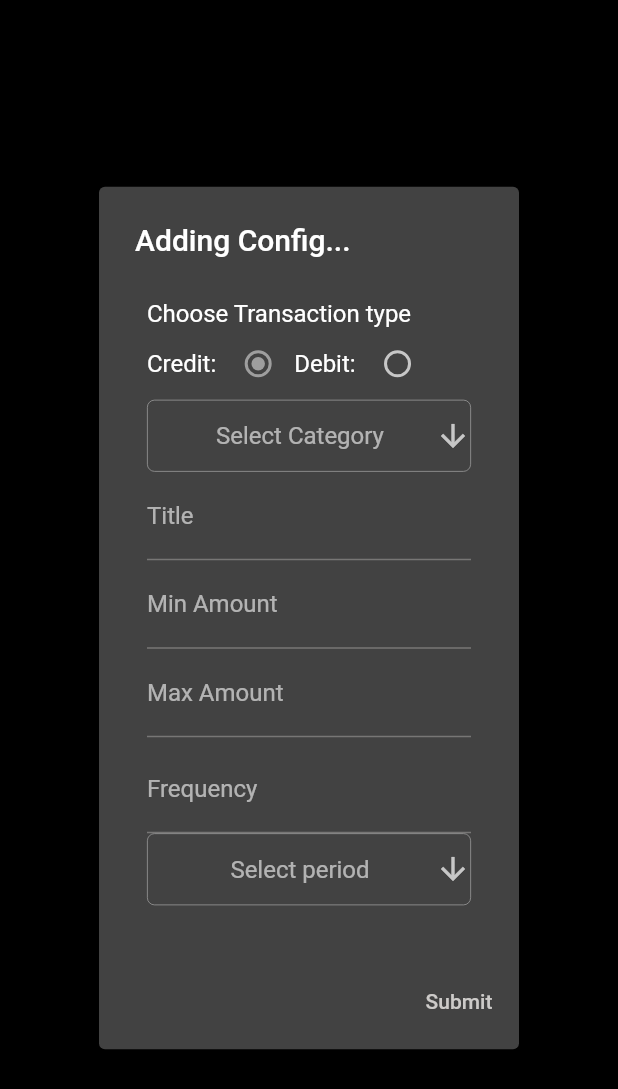
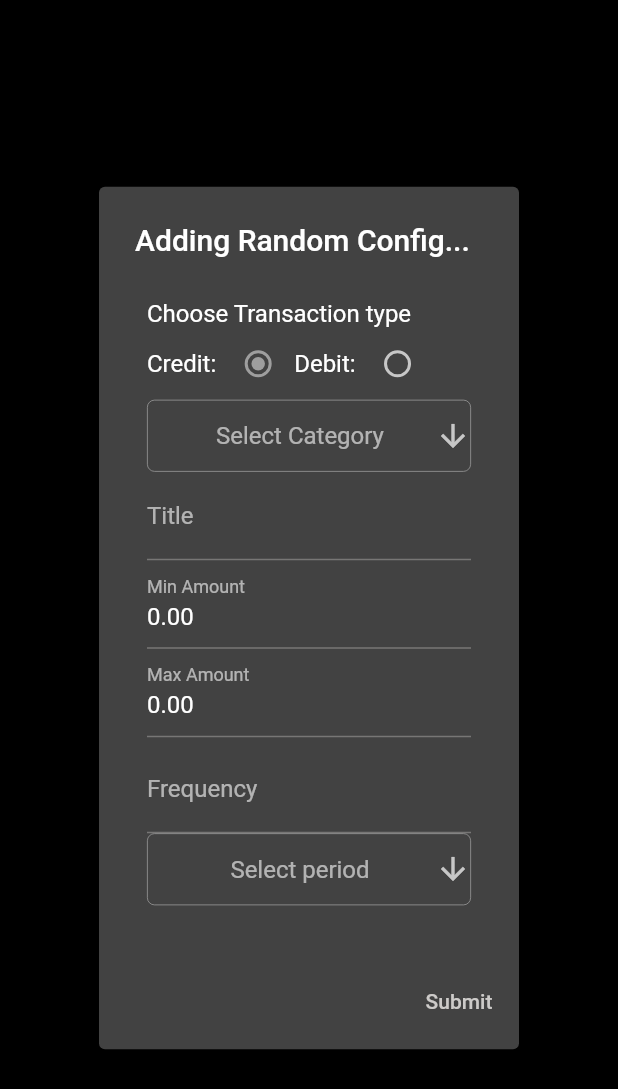
Before and after one commit to amlcloud/seeder, a Flutter app: the AddRandomConfig2 widget shown alone on an empty page, opened directly, after a tap on "Submit", on a phone screen of 412 x 824 dp. Shown: the top 1089 px of the screen. Run offline on Flutter 3.47's test engine with Material 2 defaults, Android fonts, the phone set to English and light mode, and no system bars; our stand-ins replace cloud_firestore, csv, data_table_2, equatable, firebase_auth, firebase_core and 4 more; missing offline and left inert: universal_html; accounts and stored records are empty; statements that could not run were skipped.

Commit message:
Accurate field

```diff
--- a/lib/dialogs/add_random_config2.dart
+++ b/lib/dialogs/add_random_config2.dart
@@ -5,8 +5,13 @@ import 'package:flutter_riverpod/flutter_riverpod.dart';
 import 'package:seeder/state/generic_state_notifier.dart';
 
 class AddRandomConfig2 extends ConsumerWidget {
-  final TextEditingController maxAmount_inp = TextEditingController();
-  final TextEditingController minAmount_inp = TextEditingController();
+  /// TextEditingController for Common
+  final List<TextEditingController> controllerList = [];
+  final List<String> fieldLables = [];
+  final TextEditingController maxAmount_inp =
+      TextEditingController.fromValue(TextEditingValue(text: "0.00"));
+  final TextEditingController minAmount_inp =
+      TextEditingController.fromValue(TextEditingValue(text: "0.00"));
   final TextEditingController title_inp = TextEditingController();
   final TextEditingController frequency_inp = TextEditingController();
 
@@ -39,12 +44,11 @@ class AddRandomConfig2 extends ConsumerWidget {
     List<String> categoryCredit = [
       'cash deposit',
       'cash deposit third party',
-      'interest',
       'cheque deposit',
-      'direct credit',
       'third party transfer'
     ];
     List<String> categoryDebit = [
+      'purchase',
       'payment',
       'cash withdrawal',
       'linked account transfer',
@@ -54,7 +58,7 @@ class AddRandomConfig2 extends ConsumerWidget {
 
     return AlertDialog(
       scrollable: true,
-      title: Text('Adding Config...'),
+      title: Text('Adding Random Config...'),
       content: Padding(
         padding: const EdgeInsets.all(8.0),
         child: Form(
@@ -85,6 +89,7 @@ class AddRandomConfig2 extends ConsumerWidget {
                   ),
                 ],
               ),
+
               DecoratedBox(
                 decoration: BoxDecoration(
                   border: Border.all(
@@ -135,42 +140,51 @@ class AddRandomConfig2 extends ConsumerWidget {
                     )
                   : Container(),
 
-              ref.watch(isRandomTransaction) == false &&
-                      ref.watch(categorySelector) != null
-                  ? ref.watch(categorySelector) == 'payment'
-                      ? TextFormField(
-                          controller: title_inp,
-                          decoration: InputDecoration(labelText: 'Beneficiary'),
-                        )
-                      : Column(
-                          children: <Widget>[
-                            TextFormField(
-                              controller: title_inp,
-                              decoration: InputDecoration(
-                                  labelText: 'Bank Name/Atm Name'),
-                            ),
-                            TextFormField(
-                              controller: minAmount_inp,
-                              inputFormatters: <TextInputFormatter>[
-                                FilteringTextInputFormatter.digitsOnly
-                              ],
-                              decoration:
-                                  InputDecoration(labelText: 'Bank BSB'),
-                            ),
-                            TextFormField(
-                              controller: title_inp,
-                              decoration:
-                                  InputDecoration(labelText: 'Reference'),
-                            ),
-                          ],
-                        )
-                  : Container(),
-
-              /// end Example
+              /// Start Field Section
               TextFormField(
                 controller: title_inp,
                 decoration: InputDecoration(labelText: 'Title'),
               ),
+
+              ref.watch(isRandomTransaction) == false &&
+                      ref.watch(categorySelector) != null
+                  ? ref.watch(creditDebit) == false
+                      ?
+                      // Debit debit conditions
+                      ref.watch(categorySelector) == 'purchase'
+                          ? fieldAdder(context, ref, [
+                              "Retailer_Name",
+                              "Retailer_Address",
+                              "Reference"
+                            ])
+                          : ref.watch(categorySelector) ==
+                                  'linked account transfer'
+                              ? fieldAdder(context, ref, ["Reference"])
+                              : ref.watch(categorySelector) == 'cash withdrawal'
+                                  ? fieldAdder(context, ref,
+                                      ["Branch", "Address", "Reference"])
+                                  : fieldAdder(context, ref, [
+                                      "Beneficiary _Name",
+                                      "Beneficiary_Account",
+                                      "Beneficiary_Bank",
+                                      "Beneficiary_BSB",
+                                      "Reference"
+                                    ])
+                      //Credit conditionns
+                      : ref.watch(categorySelector) == 'cash deposit'
+                          ? fieldAdder(
+                              context, ref, ["Branch", "Address", "Reference"])
+                          : fieldAdder(context, ref, [
+                              "Remiter_Name",
+                              "Remiter_Account",
+                              "Remiter_Bank",
+                              "Remiter_BSB",
+                              "Reference"
+                            ])
+                  : Container(),
+
+              /// end Example
+
               TextFormField(
                 controller: minAmount_inp,
                 inputFormatters: <TextInputFormatter>[
@@ -249,24 +263,53 @@ class AddRandomConfig2 extends ConsumerWidget {
         TextButton(
             child: Text("Submit"),
             onPressed: () {
-              if (!ref.read(isValiedAmount) &&
-                  ref.read(periodSelector) != null &&
-                  ref.read(categorySelector) != null) {
-                FirebaseFirestore.instance
-                    .collection('randomConfig')
-                    .doc(title_inp.text)
-                    .set({
-                  'credit': ref.watch(creditDebit),
-                  'cattegory': ref.watch(categorySelector),
-                  'maxAmount': double.parse(maxAmount_inp.text),
-                  'minAmount': double.parse(minAmount_inp.text),
-                  'period': ref.watch(periodSelector),
-                  'frequency': int.parse(frequency_inp.text),
-                });
-                Navigator.of(context).pop();
+              // if (!ref.read(isValiedAmount) &&
+              //     ref.read(periodSelector) != null &&
+              //     ref.read(categorySelector) != null) {
+              //   FirebaseFirestore.instance
+              //       .collection('randomConfig')
+              //       .doc(title_inp.text)
+              //       .set({
+              //     'credit': ref.watch(creditDebit),
+              //     'cattegory': ref.watch(categorySelector),
+              //     'maxAmount': double.parse(maxAmount_inp.text),
+              //     'minAmount': double.parse(minAmount_inp.text),
+              //     'period': ref.watch(periodSelector),
+              //     'frequency': int.parse(frequency_inp.text),
+              //   });
+              //   Navigator.of(context).pop();
+              // }
+
+              Map<String, dynamic> listData = {};
+              listData['credit'] = ref.watch(creditDebit);
+              listData['cattegory'] = ref.watch(categorySelector);
+              listData['maxAmount'] = double.parse(maxAmount_inp.text);
+              listData['minAmount'] = double.parse(minAmount_inp.text);
+              listData['period'] = ref.watch(periodSelector);
+              listData['frequency'] = ref.watch(periodSelector);
+
+              for (var i = 0; i < fieldLables.length; i++) {
+                listData[fieldLables[i].toLowerCase()] = controllerList[i].text;
               }
+              print("list data ${listData}");
             })
       ],
     );
   }
+
+  Widget fieldAdder(
+      BuildContext context, WidgetRef ref, List<String> fieldList) {
+    controllerList.clear();
+    fieldLables.clear();
+    return Column(
+        children: fieldList.map((element) {
+      TextEditingController controller = TextEditingController();
+      controllerList.add(controller);
+      fieldLables.add(element);
+      return TextFormField(
+        controller: controller,
+        decoration: InputDecoration(labelText: element),
+      );
+    }).toList());
+  }
 }
```
